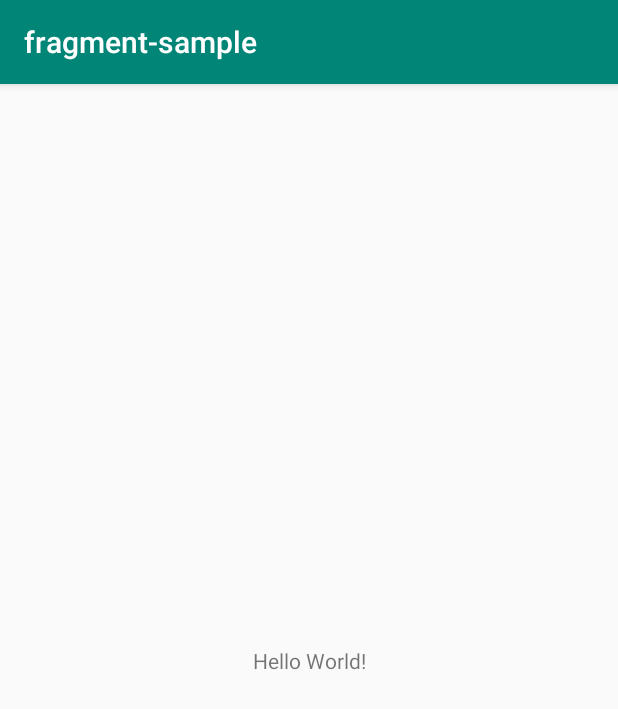
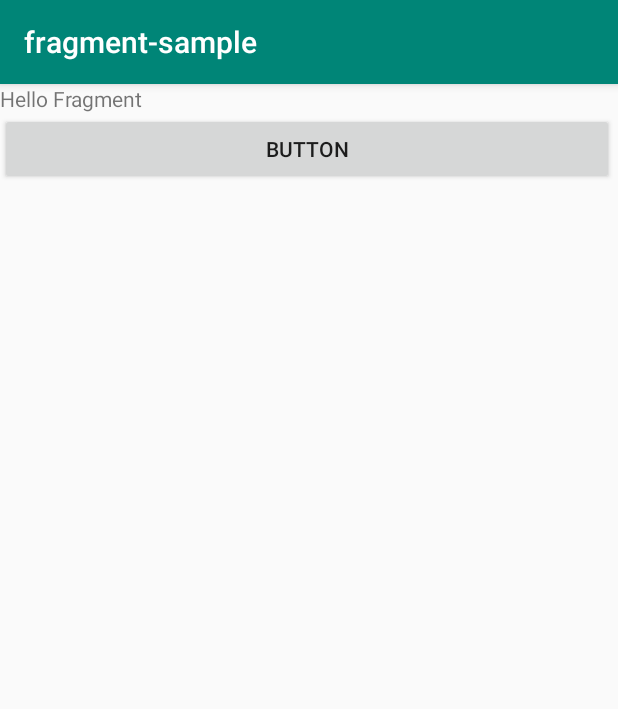
Before and after one commit to sahara-ooga/Android-Sample, an Android app: the screen it shows after launch (MainActivity), on a phone screen of 412 x 824 dp. Shown: the top 709 px of the screen. Run offline under Robolectric (Android 15) with nearby library versions, the phone set to English and light mode, and no system bars.

Commit message:
display fragment

```diff
--- a/fragmentsample/app/src/main/java/com/example/fragment_sample/MainActivity.kt
+++ b/fragmentsample/app/src/main/java/com/example/fragment_sample/MainActivity.kt
@@ -1,12 +1,15 @@
 package com.example.fragment_sample
 
+import android.os.Bundle
 import androidx.appcompat.app.AppCompatActivity
-import android.os.Bundle
 
 class MainActivity : AppCompatActivity() {
 
     override fun onCreate(savedInstanceState: Bundle?) {
         super.onCreate(savedInstanceState)
         setContentView(R.layout.activity_main)
+
+        val fragment = MainFragment()
+        supportFragmentManager.beginTransaction().add(R.id.container, fragment).commit()
     }
 }
--- /dev/null
+++ b/fragmentsample/app/src/main/java/com/example/fragment_sample/MainFragment.kt
@@ -0,0 +1,18 @@
+package com.example.fragment_sample
+
+import android.os.Bundle
+import android.view.LayoutInflater
+import android.view.View
+import android.view.ViewGroup
+import androidx.fragment.app.Fragment
+
+class MainFragment : Fragment() {
+    override fun onCreateView(
+        inflater: LayoutInflater,
+        container: ViewGroup?,
+        savedInstanceState: Bundle?
+    ): View? {
+        super.onCreateView(inflater, container, savedInstanceState)
+        return inflater.inflate(R.layout.fragment_main, container, false)
+    }
+}
--- a/fragmentsample/app/src/main/res/layout/activity_main.xml
+++ b/fragmentsample/app/src/main/res/layout/activity_main.xml
@@ -1,19 +1,15 @@
 <?xml version="1.0" encoding="utf-8"?>
-<androidx.constraintlayout.widget.ConstraintLayout
-    xmlns:android="http://schemas.android.com/apk/res/android"
+<androidx.constraintlayout.widget.ConstraintLayout xmlns:android="http://schemas.android.com/apk/res/android"
     xmlns:tools="http://schemas.android.com/tools"
-    xmlns:app="http://schemas.android.com/apk/res-auto"
     android:layout_width="match_parent"
     android:layout_height="match_parent"
     tools:context=".MainActivity">
 
-    <TextView
-        android:layout_width="wrap_content"
-        android:layout_height="wrap_content"
-        android:text="Hello World!"
-        app:layout_constraintBottom_toBottomOf="parent"
-        app:layout_constraintLeft_toLeftOf="parent"
-        app:layout_constraintRight_toRightOf="parent"
-        app:layout_constraintTop_toTopOf="parent" />
-
+    <LinearLayout
+        android:id="@+id/container"
+        android:layout_width="409dp"
+        android:layout_height="729dp"
+        android:orientation="vertical"
+        tools:layout_editor_absoluteX="1dp"
+        tools:layout_editor_absoluteY="1dp"></LinearLayout>
 </androidx.constraintlayout.widget.ConstraintLayout>
--- /dev/null
+++ b/fragmentsample/app/src/main/res/layout/fragment_main.xml
@@ -0,0 +1,18 @@
+<?xml version="1.0" encoding="utf-8"?>
+<LinearLayout xmlns:android="http://schemas.android.com/apk/res/android"
+    android:layout_width="match_parent"
+    android:layout_height="match_parent"
+    android:orientation="vertical">
+
+    <TextView
+        android:id="@+id/textView"
+        android:layout_width="match_parent"
+        android:layout_height="wrap_content"
+        android:text="Hello Fragment" />
+
+    <Button
+        android:id="@+id/button"
+        android:layout_width="match_parent"
+        android:layout_height="wrap_content"
+        android:text="Button" />
+</LinearLayout>
--- a/fragmentsample/app/src/main/res/mipmap-anydpi-v26/ic_launcher.xml
+++ b/fragmentsample/app/src/main/res/mipmap-anydpi-v26/ic_launcher.xml
@@ -1,5 +1,5 @@
 <?xml version="1.0" encoding="utf-8"?>
 <adaptive-icon xmlns:android="http://schemas.android.com/apk/res/android">
-    <background android:drawable="@drawable/ic_launcher_background"/>
-    <foreground android:drawable="@drawable/ic_launcher_foreground"/>
+    <background android:drawable="@drawable/ic_launcher_background" />
+    <foreground android:drawable="@drawable/ic_launcher_foreground" />
 </adaptive-icon>
--- a/fragmentsample/app/src/main/res/mipmap-anydpi-v26/ic_launcher_round.xml
+++ b/fragmentsample/app/src/main/res/mipmap-anydpi-v26/ic_launcher_round.xml
@@ -1,5 +1,5 @@
 <?xml version="1.0" encoding="utf-8"?>
 <adaptive-icon xmlns:android="http://schemas.android.com/apk/res/android">
-    <background android:drawable="@drawable/ic_launcher_background"/>
-    <foreground android:drawable="@drawable/ic_launcher_foreground"/>
+    <background android:drawable="@drawable/ic_launcher_background" />
+    <foreground android:drawable="@drawable/ic_launcher_foreground" />
 </adaptive-icon>
--- a/fragmentsample/gradle.properties
+++ b/fragmentsample/gradle.properties
@@ -1,27 +1,21 @@
 # Project-wide Gradle settings.
-
 # IDE (e.g. Android Studio) users:
 # Gradle settings configured through the IDE *will override*
 # any settings specified in this file.
-
 # For more details on how to configure your build environment visit
 # http://www.gradle.org/docs/current/userguide/build_environment.html
-
 # Specifies the JVM arguments used for the daemon process.
 # The setting is particularly useful for tweaking memory settings.
 org.gradle.jvmargs=-Xmx1536m
-
 # When configured, Gradle will run in incubating parallel mode.
 # This option should only be used with decoupled projects. More details, visit
 # http://www.gradle.org/docs/current/userguide/multi_project_builds.html#sec:decoupled_projects
 # org.gradle.parallel=true
-
 # AndroidX package structure to make it clearer which packages are bundled with the
 # Android operating system, and which are packaged with your app's APK
 # https://developer.android.com/topic/libraries/support-library/androidx-rn
 android.useAndroidX=true
 # Automatically convert third-party libraries to use AndroidX
 android.enableJetifier=true
-
 # Kotlin code style for this project: "official" or "obsolete":
 kotlin.code.style=official
```
Also changed, not shown: fragmentsample/app/src/main/AndroidManifest.xml (+3 -4 lines), fragmentsample/app/src/main/res/drawable-v24/ic_launcher_foreground.xml (+6 -6 lines), fragmentsample/app/src/main/res/drawable/ic_launcher_background.xml (+166 -70 lines).
